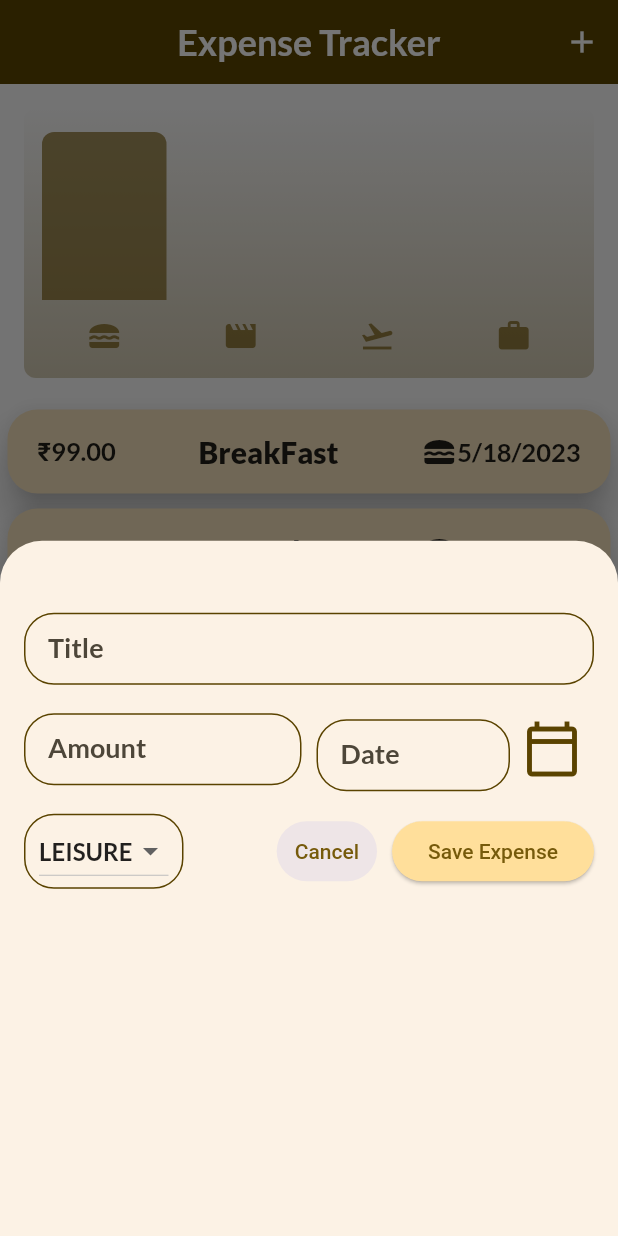
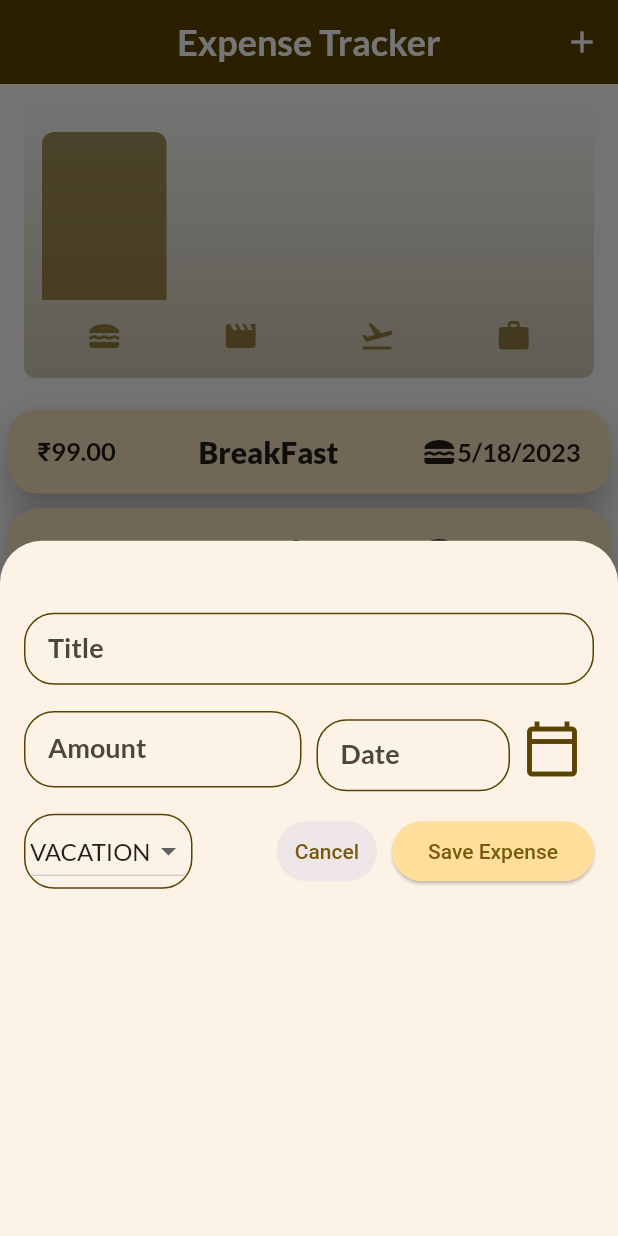
Before and after one commit to marufahmedofficial/Expense_Tracker_Flutter, a Flutter app: the screen it shows after launch, after a tap on "Add", on a phone screen of 412 x 824 dp. Run offline on Flutter 3.47's test engine with Material 2 defaults, Android fonts, the phone set to English and light mode, and no system bars; our stand-ins replace flutter_colorpicker, google_fonts.

Commit message:
initial commit

```diff
--- a/lib/models/expense.dart
+++ b/lib/models/expense.dart
@@ -6,12 +6,12 @@ final formatter = DateFormat.yMd();
 
 const uuid = Uuid();
 
-enum Category { food, travel, leisure, work }
+enum Category { food, travel, vacation, work }
 
 const categoryIcons = {
   Category.food: Icons.lunch_dining,
   Category.travel: Icons.flight_takeoff,
-  Category.leisure: Icons.movie,
+  Category.vacation: Icons.movie,
   Category.work: Icons.work,
 };
 
--- a/lib/widgets/chart/chart_bar.dart
+++ b/lib/widgets/chart/chart_bar.dart
@@ -10,7 +10,7 @@ class Chart extends StatelessWidget {
   List<ExpenseBucket> get buckets {
     return [
       ExpenseBucket.forCategory(expenses, Category.food),
-      ExpenseBucket.forCategory(expenses, Category.leisure),
+      ExpenseBucket.forCategory(expenses, Category.vacation),
       ExpenseBucket.forCategory(expenses, Category.travel),
       ExpenseBucket.forCategory(expenses, Category.work),
     ];
--- a/lib/widgets/new_expense.dart
+++ b/lib/widgets/new_expense.dart
@@ -18,7 +18,7 @@ class _NewExpenseState extends State<NewExpense> {
   final _titleController = TextEditingController();
   final _amountController = TextEditingController();
   DateTime? _selectedDate;
-  Category _selectedCategory = Category.leisure;
+  Category _selectedCategory = Category.vacation;
 
   void _presentDatePicker() async {
     final now = DateTime.now();
@@ -120,7 +120,7 @@ class _NewExpenseState extends State<NewExpense> {
                     ),
                   ],
                   decoration: InputDecoration(
-                    prefixText: '₹',
+                    prefixText: '৳',
                     label: Text(
                       'Amount',
                       style: GoogleFonts.lato(
@@ -139,46 +139,7 @@ class _NewExpenseState extends State<NewExpense> {
                   ),
                 ),
               ),
-              // Expanded(
-              //   child: Row(
-              //     mainAxisAlignment: MainAxisAlignment.end,
-              //     crossAxisAlignment: CrossAxisAlignment.end,
-              //     children: [
-              //       Expanded(
-              //         child: TextFormField(
-              //           decoration: InputDecoration(
-              //             enabledBorder: OutlineInputBorder(
-              //               borderRadius: BorderRadius.circular(20),
-              //               borderSide: const BorderSide(
-              //                 width: 1,
-              //                 color: Color.fromARGB(90, 64, 67, 255),
-              //               ),
-              //             ),
-              //           ),
-              //           readOnly: true,
-              //           controller: TextEditingController(
-              //             text: _selectedDate == null
-              //                 ? 'No Date Selected'
-              //                 : formatter.format(_selectedDate!),
-              //           ),
-              //           style: GoogleFonts.lato(
-              //             fontWeight: FontWeight.bold,
-              //             fontSize: 18,
-              //             color: const Color.fromARGB(255, 64, 67, 255),
-              //           ),
-              //         ),
-              //       ),
-              //       IconButton(
-              //         alignment: Alignment.topRight,
-              //         onPressed: () {
-              //           _presentDatePicker();
-              //         },
-              //         icon: const Icon(Icons.calendar_today_outlined),
-              //       ),
-              //     ],
-              //   ),
-              // ),
-              // Spacer(),
+
               const SizedBox(
                 width: 10,
               ),
@@ -253,7 +214,7 @@ class _NewExpenseState extends State<NewExpense> {
           Row(
             children: [
               Container(
-                padding: const EdgeInsets.symmetric(horizontal: 9),
+                padding: const EdgeInsets.symmetric(horizontal: 3),
                 decoration: BoxDecoration(
                     borderRadius: BorderRadius.circular(20),
                     shape: BoxShape.rectangle,
@@ -274,7 +235,7 @@ class _NewExpenseState extends State<NewExpense> {
                           child: Text(
                             category.name.toUpperCase(),
                             style: GoogleFonts.lato(
-                              fontWeight: FontWeight.bold,
+                              fontWeight: FontWeight.normal,
                               //fontSize: 18,
                             ),
                           ),
```
